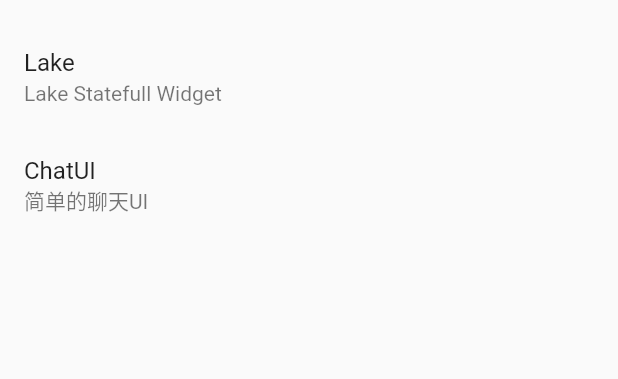
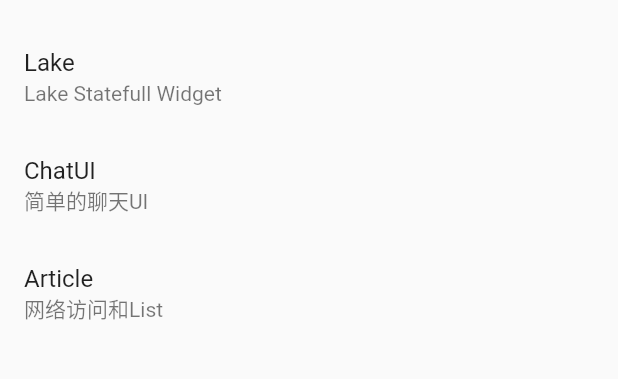
Before and after one commit to taojigu/learn_flutter, a Flutter app: the screen it shows after launch, on a phone screen of 412 x 824 dp, the part 169-548 px from its top. Run offline on Flutter 3.47's test engine with Material 2 defaults, Android fonts, the phone set to English and light mode, and no system bars.

Commit message:
add articel page

```diff
--- /dev/null
+++ b/lib/article/article.dart
@@ -0,0 +1,2 @@
+ class Article {
+}
--- a/lib/todo_list/todo_factory.dart
+++ b/lib/todo_list/todo_factory.dart
@@ -4,8 +4,9 @@ class TodoFactory {
   static List todoList() {
     Todo lakeTodo = Todo("Lake", "Lake Statefull Widget","/lake");
     Todo easyHomeTodo =Todo("Easy Home", "最简单的的Demo首页", "/easyHome");
-    Todo chatTodo =Todo('ChatUI', '简单的聊天UI', '/chatList');
-    return [easyHomeTodo, lakeTodo, chatTodo];
+    Todo chatTodo = Todo('ChatUI', '简单的聊天UI', '/chatList');
+    Todo articleTodo = Todo('Article', '网络访问和List', '/article');
+    return [easyHomeTodo, lakeTodo, chatTodo, articleTodo];
   }
 
 }
--- a/lib/todo_list/todo_list_app.dart
+++ b/lib/todo_list/todo_list_app.dart
@@ -1,4 +1,5 @@
 import 'package:flutter/material.dart';
+import 'package:learn_flutter/article/article_list_page.dart';
 import 'package:learn_flutter/chatting/chat_list_page.dart';
 import 'package:learn_flutter/todo_list/Todo.dart';
 import 'todo_factory.dart';
@@ -20,7 +21,8 @@ class TodoListApp extends StatelessWidget {
       "/todoHome" : (context) => homePage,
       "/lake" : (context) => LakePage(),
       '/easyHome' : (context) => EasyHomePage(),
-      '/chatList' : (context) => ChatListPage()
+      '/chatList' : (context) => ChatListPage(),
+      '/article' : (context) => ArticleListPage()
     },);
     return app;
   }
--- a/pubspec.yaml
+++ b/pubspec.yaml
@@ -1,6 +1,5 @@
 name: learn_flutter
 description: A new Flutter project.
-
 # The following defines the version and build number for your application.
 # A version number is three numbers separated by dots, like 1.2.43
 # followed by an optional build number separated by a +.
@@ -18,7 +17,7 @@ dependencies:
   # The following adds the Cupertino Icons font to your application.
   # Use with the CupertinoIcons class for iOS style icons.
   cupertino_icons: ^0.1.2
-  http: any
+  http: 0.12.0
 
 dev_dependencies:
   flutter_test:
```
Also changed, not shown: lib/article/article_list_page.dart (+44 -4 lines).
